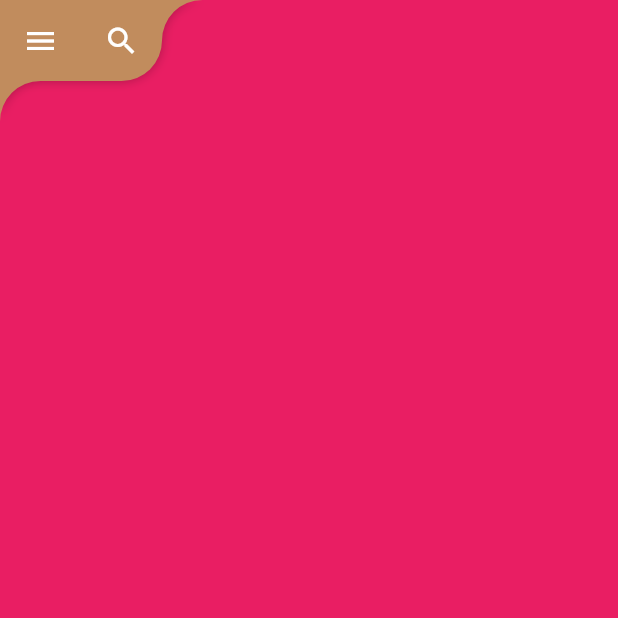
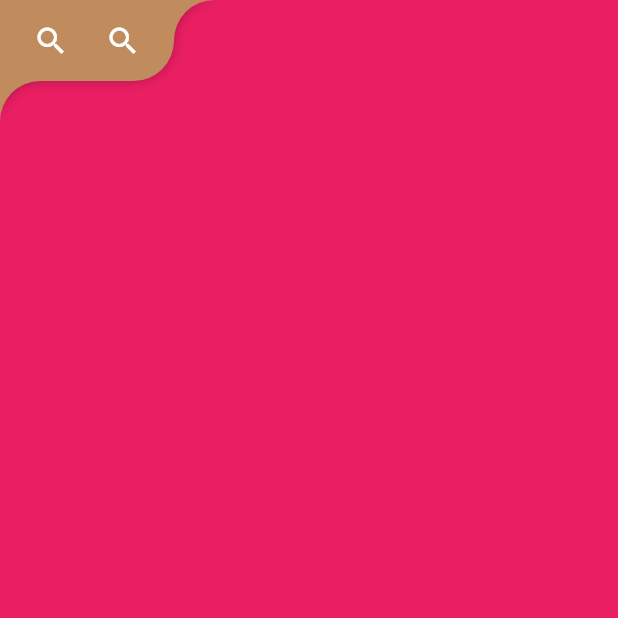
Before and after one commit to Saggre/tablethings-flutter-app, a Flutter app: the screen it shows after launch, on a phone screen of 412 x 824 dp, the top half of it. Run offline on Flutter 3.47's test engine with Material 2 defaults, Android fonts, the phone set to English and light mode, and no system bars; our stand-ins replace bloc, cached_network_image, camera, cloud_firestore, flutter_bloc, flutter_rating_bar and 3 more; missing offline and left inert: firebase_ml_vision; accounts and stored records are empty; statements that could not run were skipped.

Commit message:
Add corner bar component

```diff
--- a/lib/components/corner_bar.dart
+++ b/lib/components/corner_bar.dart
@@ -0,0 +1,91 @@
+import 'package:flutter/material.dart';
+import 'package:flutter/widgets.dart';
+import 'package:tablething/components/clip_shadow_path.dart';
+import 'package:tablething/components/clippers/inverted_rounded_rectangle.dart';
+
+class CornerBar extends StatelessWidget {
+  final List<Widget> children;
+  final double size;
+  final double shadowRadius;
+
+  final Color color;
+  final Color shadowColor;
+
+  final EdgeInsets padding;
+
+  const CornerBar({
+    @required this.children,
+    this.size = 54,
+    this.shadowRadius = 5,
+    this.color = Colors.grey,
+    this.shadowColor = Colors.black26,
+    this.padding = EdgeInsets.zero,
+  }) : super();
+
+  @override
+  Widget build(BuildContext context) {
+    return Column(
+      crossAxisAlignment: CrossAxisAlignment.start,
+      children: <Widget>[
+        Row(
+          crossAxisAlignment: CrossAxisAlignment.start,
+          children: <Widget>[
+            Container(
+              height: size,
+              padding: padding,
+              decoration: BoxDecoration(
+                color: color,
+                borderRadius: BorderRadius.only(
+                  bottomRight: Radius.circular(size * 0.5),
+                ),
+                boxShadow: [
+                  BoxShadow(
+                    color: shadowColor,
+                    blurRadius: shadowRadius,
+                  ),
+                ],
+              ),
+              child: Stack(
+                alignment: Alignment.center,
+                children: <Widget>[
+                  Row(
+                    mainAxisSize: MainAxisSize.min,
+                    children: children,
+                  ),
+                ],
+              ),
+            ),
+            ClipShadowPath(
+              clipper: InvertedRRectClipper(
+                topLeft: Radius.circular(size * 0.5),
+              ),
+              child: Container(
+                color: color,
+                width: size * 0.5,
+                height: size * 0.5,
+              ),
+              shadow: Shadow(
+                blurRadius: shadowRadius,
+                color: shadowColor,
+              ),
+            ),
+          ],
+        ),
+        ClipShadowPath(
+          clipper: InvertedRRectClipper(
+            topLeft: Radius.circular(size * 0.5),
+          ),
+          child: Container(
+            color: color,
+            width: size * 0.5,
+            height: size * 0.5,
+          ),
+          shadow: Shadow(
+            blurRadius: shadowRadius,
+            color: shadowColor,
+          ),
+        ),
+      ],
+    );
+  }
+}
--- a/lib/components/main_app_bar.dart
+++ b/lib/components/main_app_bar.dart
@@ -1,8 +1,7 @@
 import 'package:flutter/material.dart';
 import 'package:flutter/widgets.dart';
-import 'package:tablething/components/clippers/inverted_rounded_rectangle.dart';
+import 'package:tablething/components/corner_bar.dart';
 import 'package:tablething/theme/theme.dart';
-import 'clip_shadow_path.dart';
 
 /// The app's main app bar
 class MainAppBar extends StatefulWidget {
@@ -17,101 +16,25 @@ class MainAppBarState extends State<MainAppBar> {
 
   @override
   Widget build(BuildContext context) {
-    return Stack(
+    return CornerBar(
+      color: mainThemeColor,
+      padding: EdgeInsets.symmetric(horizontal: 10),
       children: <Widget>[
-        Container(
-          height: size,
-          width: () {
-            return size * 2.0;
-          }(),
-          decoration: BoxDecoration(
-            borderRadius: BorderRadius.only(bottomRight: Radius.circular(size * 0.5)),
-            boxShadow: [
-              BoxShadow(
-                color: shadowColor,
-                offset: Offset(0.0, 0.0),
-                blurRadius: shadowRadius,
-              ),
-            ],
-          ),
-        ),
-        Column(
-          crossAxisAlignment: CrossAxisAlignment.start,
-          children: <Widget>[
-            SizedBox(
-              height: size,
-              child: Row(
-                mainAxisSize: MainAxisSize.min,
-                children: <Widget>[
-                  _withBackground(IconButton(
-                    icon: Icon(
-                      Icons.menu,
-                      color: Colors.white,
-                    ),
-                    tooltip: 'Increase volume by 10',
-                    onPressed: () {},
-                  )),
-                  _withBackground(
         IconButton(
           icon: Icon(
             Icons.search,
             color: Colors.white,
           ),
-                      tooltip: 'Increase volume by 10',
           onPressed: () {},
         ),
-                    radius: BorderRadius.only(bottomRight: Radius.circular(size * 0.5)),
+        IconButton(
+          icon: Icon(
+            Icons.search,
+            color: Colors.white,
           ),
-                  ClipShadowPath(
-                    clipper: InvertedRRectClipper(
-                      topLeft: Radius.circular(size * 0.5),
-                    ),
-                    child: Container(
-                      color: mainThemeColor,
-                      width: size,
-                      height: size,
-                    ),
-                    shadow: Shadow(
-                      blurRadius: shadowRadius,
-                      color: shadowColor,
-                    ),
-                  ),
-                ],
-              ),
-            ),
-            SizedBox(
-              height: size,
-              child: ClipShadowPath(
-                shadow: Shadow(
-                  blurRadius: shadowRadius,
-                  color: shadowColor,
-                ),
-                clipper: InvertedRRectClipper(
-                  topLeft: Radius.circular(size * 0.5),
-                ),
-                child: Container(
-                  color: mainThemeColor,
-                  width: size,
-                  height: size,
-                ),
-              ),
-            )
-          ],
+          onPressed: () {},
         ),
       ],
     );
   }
-
-  Widget _withBackground(Widget child, {BorderRadiusGeometry radius = BorderRadius.zero}) {
-    return Container(
-      padding: EdgeInsets.symmetric(horizontal: 5),
-      height: size,
-      width: size,
-      decoration: BoxDecoration(
-        color: mainThemeColor,
-        borderRadius: radius,
-      ),
-      child: child,
-    );
 }
-}
--- a/lib/screens/map/components/establishment_info_popup.dart
+++ b/lib/screens/map/components/establishment_info_popup.dart
@@ -1,6 +1,7 @@
 import 'package:flutter/material.dart';
 import 'package:flutter/widgets.dart';
 import 'package:tablething/components/buttons/dual_button.dart';
+import 'package:tablething/components/corner_bar.dart';
 import 'package:tablething/components/establishment_image.dart';
 import 'package:tablething/components/establishment_info.dart';
 import 'package:tablething/components/buttons/single_button.dart';
@@ -36,15 +37,39 @@ class EstablishmentInfoPopup extends StatelessWidget {
                 Column(
                   children: <Widget>[
                     Stack(
-                      alignment: Alignment.bottomCenter,
                       children: <Widget>[
                         EstablishmentImage(imageUrl: establishment.imageUrl, height: 150),
                         Container(
-                          height: 32,
-                          width: double.infinity,
-                          decoration: BoxDecoration(
-                            color: offWhiteColor,
-                            borderRadius: BorderRadius.only(topLeft: Radius.circular(32), topRight: Radius.circular(32)),
+                          height: 150,
+                          child: Column(
+                            crossAxisAlignment: CrossAxisAlignment.start,
+                            mainAxisSize: MainAxisSize.max,
+                            mainAxisAlignment: MainAxisAlignment.spaceBetween,
+                            children: <Widget>[
+                              CornerBar(
+                                padding: EdgeInsets.symmetric(horizontal: 15),
+                                color: darkThemeColor,
+                                children: <Widget>[
+                                  IconButton(
+                                    icon: Icon(
+                                      Icons.close ,
+                                      color: Colors.white,
+                                    ),
+                                    onPressed: () {
+                                      // TODO close
+                                    },
+                                  ),
+                                ],
+                              ),
+                              Container(
+                                height: 32,
+                                width: double.infinity,
+                                decoration: BoxDecoration(
+                                  color: offWhiteColor,
+                                  borderRadius: BorderRadius.only(topLeft: Radius.circular(32), topRight: Radius.circular(32)),
+                                ),
+                              ),
+                            ],
                           ),
                         ),
                       ],
```
Lines whose indentation alone changed are shown as unchanged.
